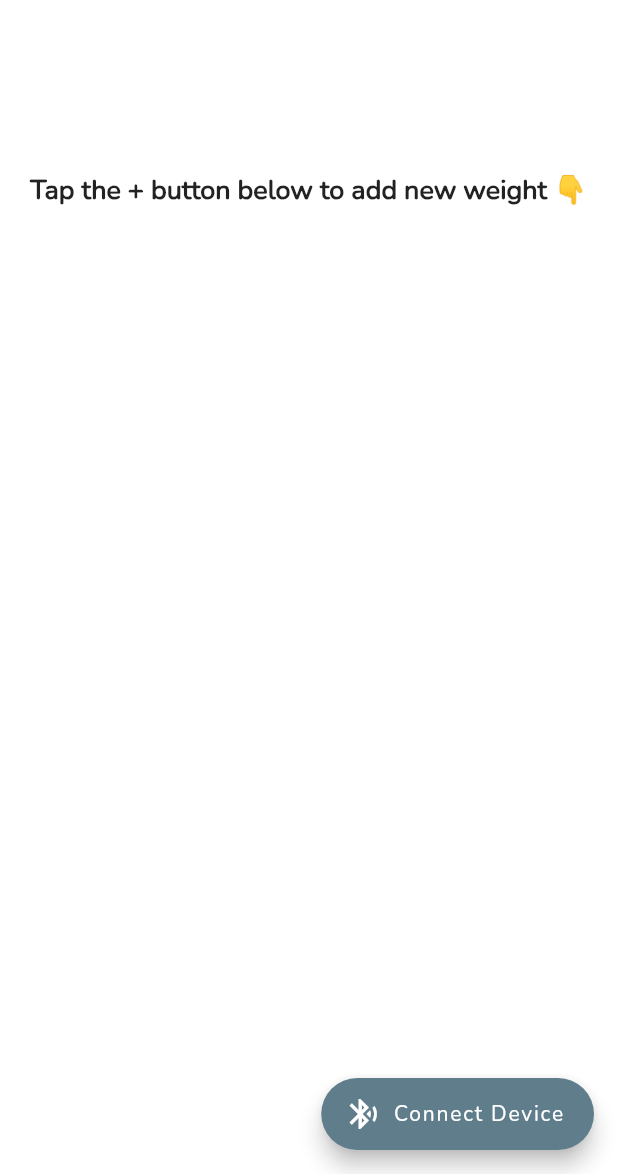
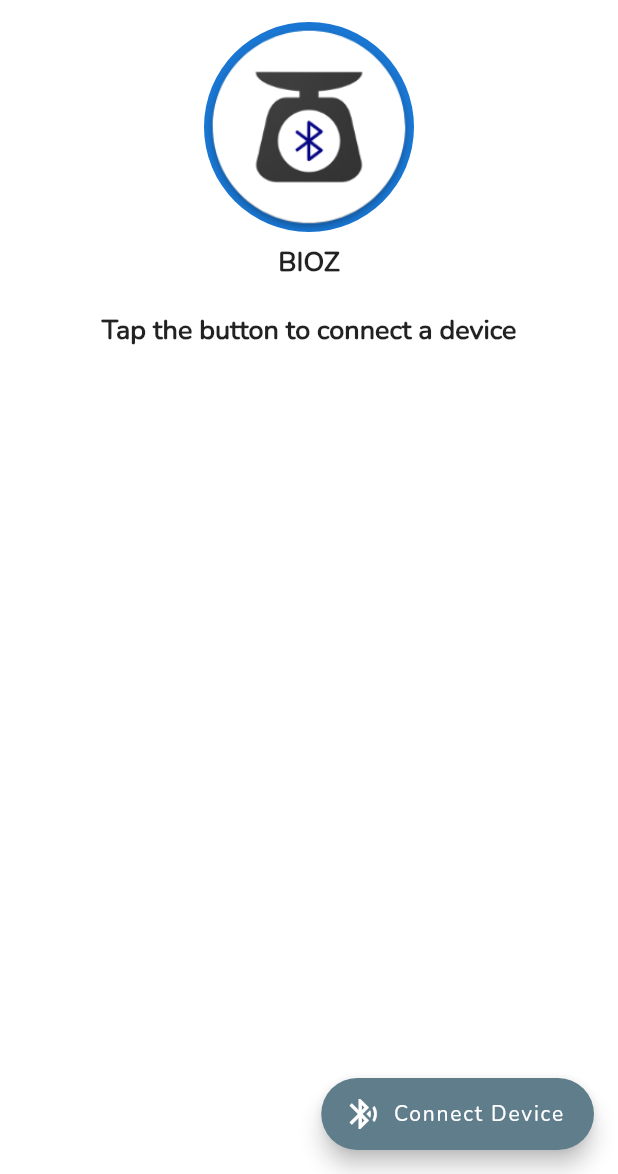
Before and after one commit to vel-jack/bluetooth_scale, a Flutter app: the screen it shows after launch, on a phone screen of 412 x 824 dp, the part 62-1236 px from its top. Run offline on Flutter 3.47's test engine with Material 2 defaults, Android fonts, the phone set to English and light mode, and no system bars; our stand-ins replace flutter_bluetooth_serial, get, image_picker, open_file, pdf, permission_handler and 3 more; missing offline and left inert: move_to_background, search_page; accounts and stored records are empty.

```diff
--- a/lib/controller/bluetooth_controller.dart
+++ b/lib/controller/bluetooth_controller.dart
@@ -72,7 +72,9 @@ class BluetoothController extends GetxController {
       }).catchError((onError) {
         isConnecting.value = false;
         log('$onError', name: "ConnectToDevice");
-        showMessage('Something went wrong', 'Can\'t connect with the device');
+        showMessage(
+            'Something went wrong', 'Can\'t connect with the device\n$onError',
+            sec: 4);
       });
     } catch (e) {
       log('$e', name: 'ConnectToDevice - Connect');
--- a/lib/pages/home.dart
+++ b/lib/pages/home.dart
@@ -66,13 +66,37 @@ class HomePage extends StatelessWidget {
         body: Obx(() {
           return ListView(
             children: [
+              Column(
+                children: [
+                  CircleAvatar(
+                    // backgroundColor: Colors.grey.shade100,
+                    radius: 70,
+                    backgroundImage: ownerController.profileImage.value == null
+                        ? const AssetImage('assets/bioz.png')
+                        : FileImage(ownerController.profileImage.value!)
+                            as ImageProvider,
+                  ),
+                  Padding(
+                    padding: const EdgeInsets.only(top: 8),
+                    child: Text(
+                      ownerController.owner.name,
+                      style: const TextStyle(
+                          fontSize: 18, fontWeight: FontWeight.bold),
+                    ),
+                  )
+                ],
+              ),
               transactionController.allTransactions.isEmpty
-                  ? const Padding(
-                      padding:
-                          EdgeInsets.symmetric(horizontal: 20, vertical: 100),
+                  ? Padding(
+                      padding: const EdgeInsets.symmetric(
+                        horizontal: 20,
+                        vertical: 20,
+                      ),
                       child: Text(
-                        'Tap the + button below to add new weight 👇️',
-                        style: TextStyle(
+                        bluetoothController.isConnected
+                            ? 'Tap the + button below to add new weight 👇️'
+                            : 'Tap the button to connect a device',
+                        style: const TextStyle(
                             fontSize: 18, fontWeight: FontWeight.bold),
                         textAlign: TextAlign.center,
                       ),
--- a/lib/widgets/drawer_widget.dart
+++ b/lib/widgets/drawer_widget.dart
@@ -40,8 +40,9 @@ class DrawerWidget extends StatelessWidget {
                     '$filePath/CompleteDetails_${formatter.format(DateTime.now())}.pdf');
                 await PdfApi.openFile(pdf);
 
-                ScaffoldMessenger.of(context).showSnackBar(
-                    const SnackBar(content: Text('Exported to Downloads')));
+                // ScaffoldMessenger.of(context).showSnackBar(
+                //     const SnackBar(content: Text('Exported to Downloads')));
+                Get.snackbar('Exported', 'Exported to Downloads');
                 // await pdf.copy(
                 //     '/storage/emulated/0/Download/CompleteDetail${formatter.format(DateTime.now())}.pdf');
               } catch (e) {
```
Also changed, not shown: lib/main.dart (+9 -7 lines), lib/pages/add_scale.dart (+32 -31 lines), lib/utils/pdf_invoice_api.dart (+34 -14 lines), 2 other files.
